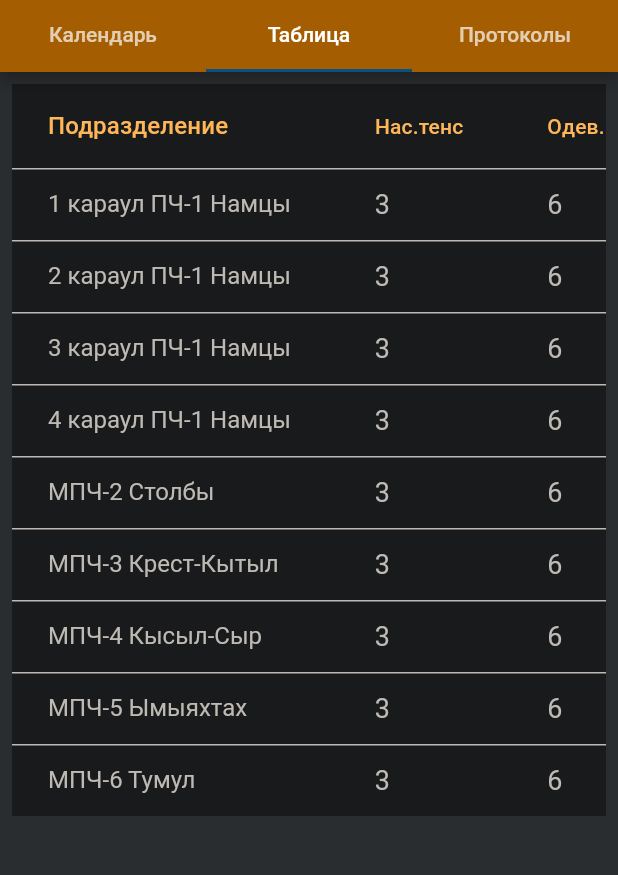
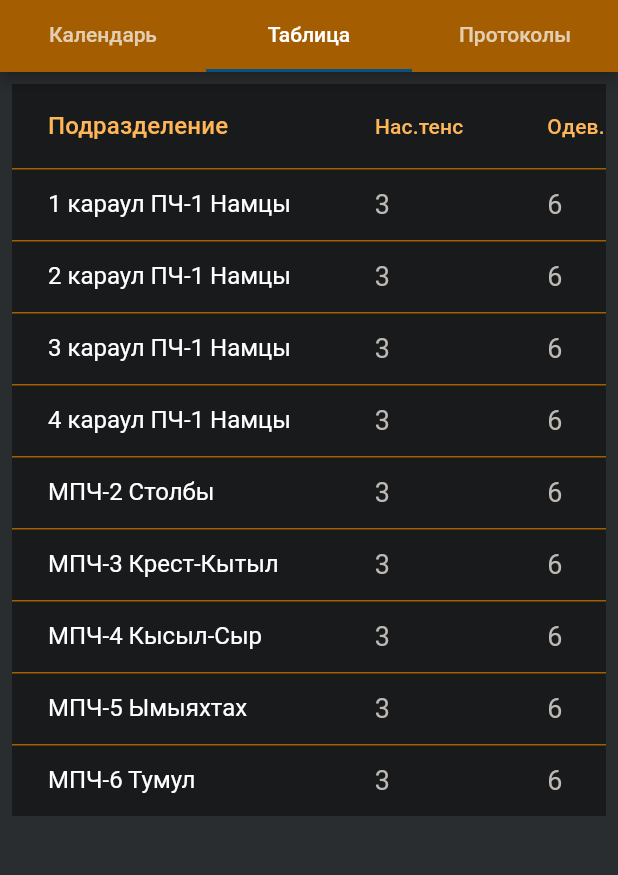
Before and after one commit to Odioz/Sparta, a Flutter app: the screen it shows after launch, tab 2 chosen, on a phone screen of 412 x 824 dp, the part 84-959 px from its top. Run offline on Flutter 3.47's test engine with Material 2 defaults, Android fonts, the phone set to English and light mode, and no system bars.

```diff
--- a/lib/main.dart
+++ b/lib/main.dart
@@ -11,7 +11,7 @@ class Spartakiada extends StatelessWidget {
   @override
   Widget build(BuildContext context) {
     return MaterialApp(
-      theme: ThemeData(dividerColor: Color.fromRGBO(190, 185, 179, 1)),
+      theme: ThemeData(dividerColor: Color.fromRGBO(164, 93, 0, 1)),
       home: DefaultTabController(
         length: 3,
         child: Scaffold(
--- a/lib/tab2.dart
+++ b/lib/tab2.dart
@@ -241,7 +241,7 @@ class TablicaList extends StatelessWidget {
             .map((tablica) => DataRow(cells: [
                   DataCell(Text(tablica.podrazd,
                       style: TextStyle(
-                          color: Color.fromRGBO(190, 185, 179, 1),
+                          color: Color.fromRGBO(255, 255, 255, 1),
                           fontSize: 16))),
                   DataCell(Text(tablica.vid1,
                       style: TextStyle(
@@ -277,11 +277,11 @@ class TablicaList extends StatelessWidget {
                           fontSize: 18))),
                   DataCell(Text(tablica.ochki,
                       style: TextStyle(
-                          color: Color.fromRGBO(190, 185, 179, 1),
+                          color: Color.fromRGBO(255, 255, 255, 1),
                           fontSize: 18))),
                   DataCell(Text(tablica.mesto,
                       style: TextStyle(
-                          color: Color.fromRGBO(190, 185, 179, 1),
+                          color: Color.fromRGBO(255, 255, 255, 1),
                           fontSize: 18))),
                 ]))
             .toList());
```
Also changed, not shown: lib/domain/protocol.dart (added, +7 -0 lines), lib/tab3.dart (+39 -3 lines).
